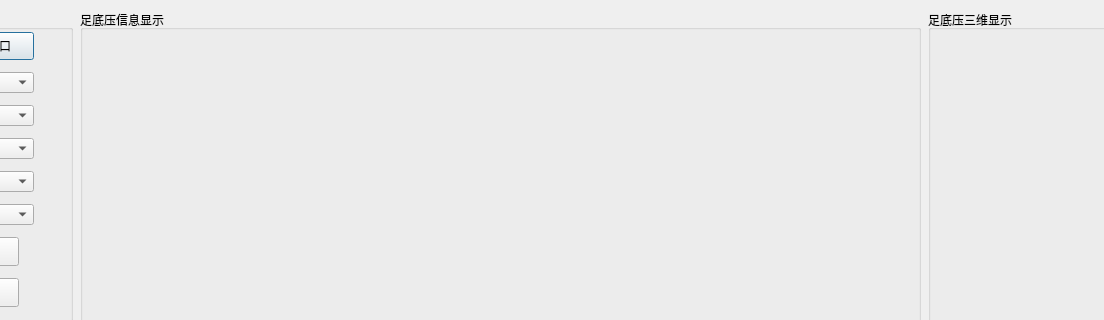
The window that Body-positioning/ui_MainWindow.ui (yuexia9527/PyQt5) describes before a commit, drawn with Qt 5; both pictures show x 198 to 1302 and y 0 to 320 of the 1483 by 790 pixel window.
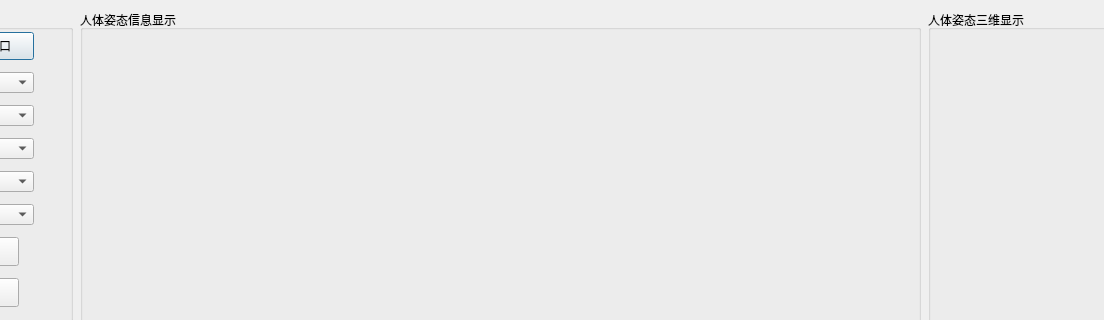
The same window after the commit. Icons and pictures are not drawn.

What changed in the file:
```diff
--- a/Body-positioning/ui_MainWindow.ui
+++ b/Body-positioning/ui_MainWindow.ui
@@ -470,7 +470,7 @@
     </size>
    </property>
    <property name="title">
-    <string>足底压三维显示</string>
+    <string>人体姿态三维显示</string>
    </property>
    <widget class="QWidget" name="centralWidget2" native="true">
     <property name="geometry">
@@ -499,7 +499,7 @@
     </size>
    </property>
    <property name="title">
-    <string>足底压信息显示</string>
+    <string>人体姿态信息显示</string>
    </property>
    <widget class="QWidget" name="centralWidget1" native="true">
     <property name="geometry">
```
